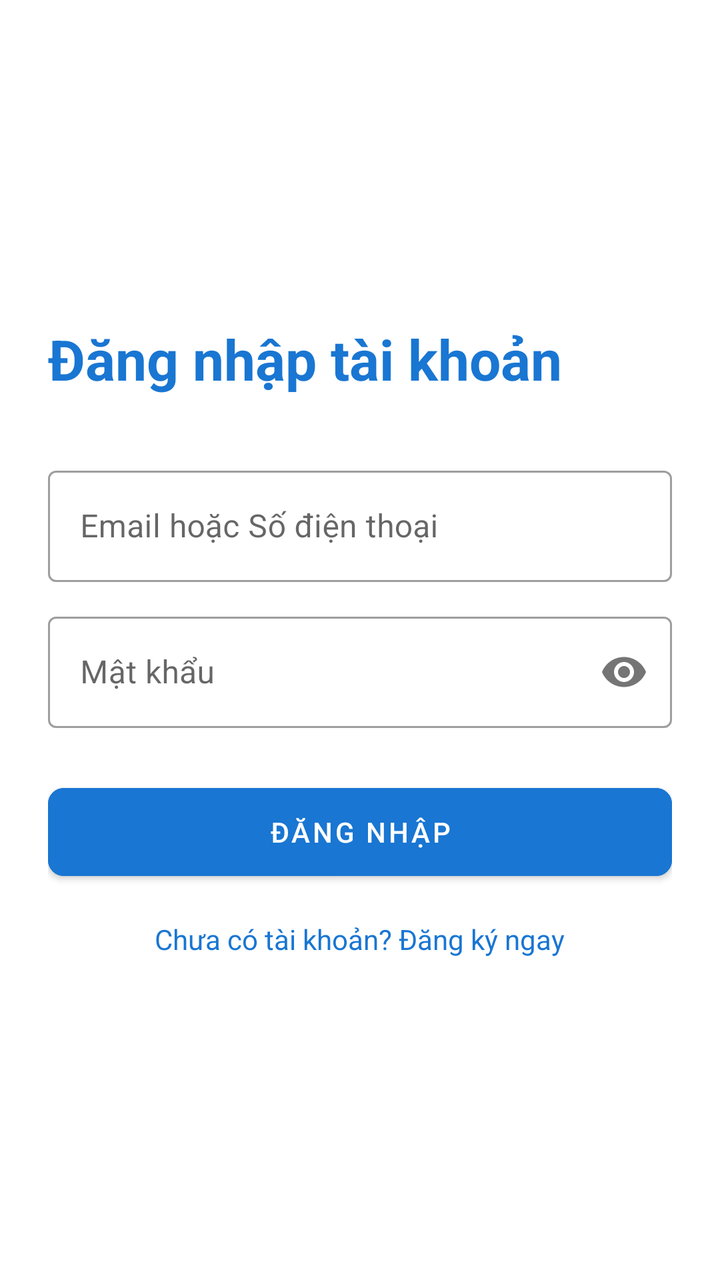
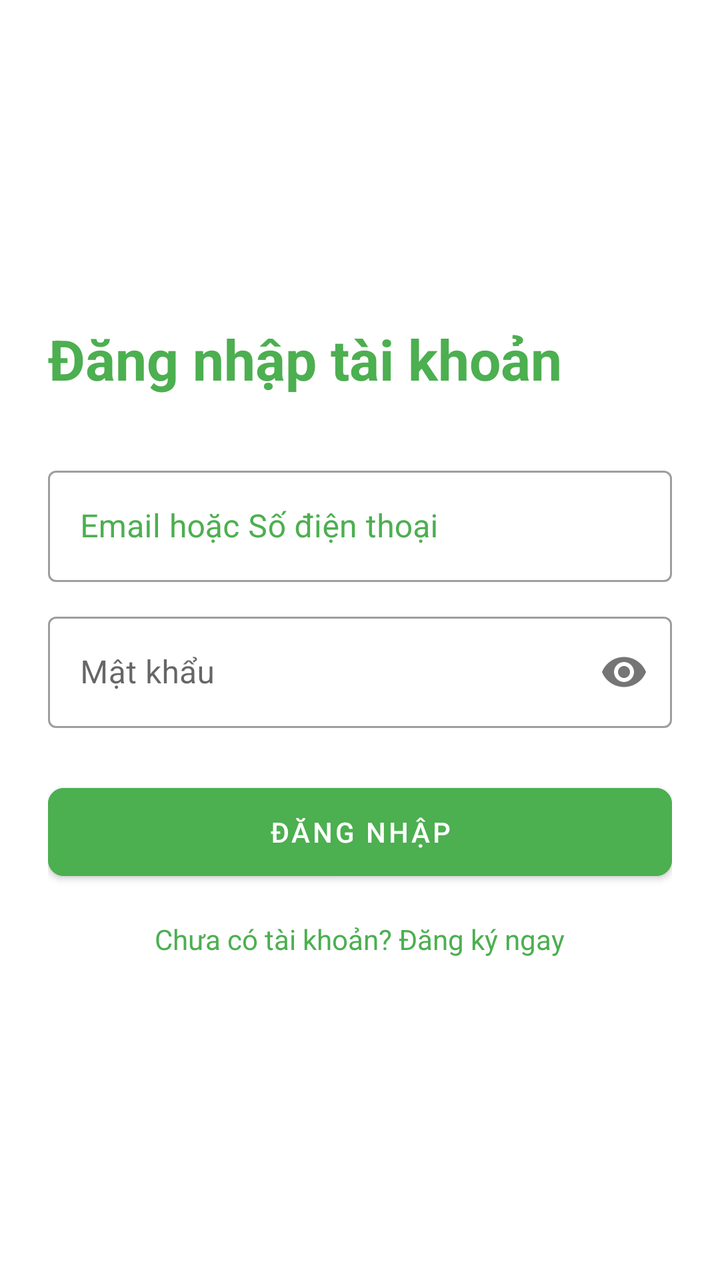

Compare the two renders of this Android layout. The source of the first and the diff that turns it into the second are given below.
<!-- AndroidManifest.xml: application theme Theme.DACS3 -->
<!-- res/layout/activity_login.xml -->
<LinearLayout xmlns:android="http://schemas.android.com/apk/res/android"
    xmlns:app="http://schemas.android.com/apk/res-auto"
    android:layout_width="match_parent"
    android:layout_height="match_parent"
    android:orientation="vertical"
    android:padding="24.dp"
    android:gravity="center_vertical"
    android:background="#FFFFFF">

    <TextView
        android:layout_width="wrap_content"
        android:layout_height="wrap_content"
        android:layout_marginBottom="32.dp"
        android:text="Đăng nhập tài khoản"
        android:textColor="#1976D2"
        android:textSize="28sp"
        android:textStyle="bold" />


    <com.google.android.material.textfield.TextInputLayout
        style="@style/Widget.MaterialComponents.TextInputLayout.OutlinedBox"
        android:layout_width="match_parent"
        android:layout_height="wrap_content"
        android:hint="Email hoặc Số điện thoại"
        android:layout_marginBottom="12.dp">
        <com.google.android.material.textfield.TextInputEditText
            android:id="@+id/etUsername"
            android:layout_width="match_parent"
            android:layout_height="wrap_content" />
    </com.google.android.material.textfield.TextInputLayout>

    <com.google.android.material.textfield.TextInputLayout
        style="@style/Widget.MaterialComponents.TextInputLayout.OutlinedBox"
        android:layout_width="match_parent"
        android:layout_height="wrap_content"
        android:hint="Mật khẩu"
        app:passwordToggleEnabled="true"
        android:layout_marginBottom="24.dp">
        <com.google.android.material.textfield.TextInputEditText
            android:id="@+id/etPassword"
            android:layout_width="match_parent"
            android:layout_height="wrap_content"
            android:inputType="textPassword" />
    </com.google.android.material.textfield.TextInputLayout>

    <Button
        android:id="@+id/btnLogin"
        android:layout_width="match_parent"
        android:layout_height="56dp"
        android:text="ĐĂNG NHẬP"
        android:backgroundTint="#1976D2"
        app:cornerRadius="8.dp" />

    <TextView
        android:id="@+id/tvGoToRegister"
        android:layout_width="wrap_content"
        android:layout_height="wrap_content"
        android:layout_gravity="center"
        android:layout_marginTop="16.dp"
        android:text="Chưa có tài khoản? Đăng ký ngay"
        android:textColor="#1976D2" />
</LinearLayout>
<!-- resources referenced by this layout -->
<resources>
  <style name="Theme.DACS3" parent="Theme.MaterialComponents.Light.NoActionBar">
          ...
      </style>
</resources>

<!-- the commit's change to res/layout/activity_login.xml (unified diff, before → after) -->
@@ -12,7 +12,7 @@
         android:layout_height="wrap_content"
         android:layout_marginBottom="32.dp"
         android:text="Đăng nhập tài khoản"
-        android:textColor="#1976D2"
+        android:textColor="@color/itro_green"
         android:textSize="28sp"
         android:textStyle="bold" />
 
@@ -21,12 +21,16 @@
         style="@style/Widget.MaterialComponents.TextInputLayout.OutlinedBox"
         android:layout_width="match_parent"
         android:layout_height="wrap_content"
+        android:layout_marginBottom="12.dp"
         android:hint="Email hoặc Số điện thoại"
-        android:layout_marginBottom="12.dp">
+        android:textColorHint="@color/itro_green"
+        app:hintTextColor="@color/itro_green">
+
         <com.google.android.material.textfield.TextInputEditText
             android:id="@+id/etUsername"
             android:layout_width="match_parent"
-            android:layout_height="wrap_content" />
+            android:layout_height="wrap_content"
+            android:textColorHint="@color/itro_green" />
     </com.google.android.material.textfield.TextInputLayout>
 
     <com.google.android.material.textfield.TextInputLayout
@@ -47,8 +51,8 @@
         android:id="@+id/btnLogin"
         android:layout_width="match_parent"
         android:layout_height="56dp"
+        android:backgroundTint="@color/itro_green"
         android:text="ĐĂNG NHẬP"
-        android:backgroundTint="#1976D2"
         app:cornerRadius="8.dp" />
 
     <TextView
@@ -58,5 +62,5 @@
         android:layout_gravity="center"
         android:layout_marginTop="16.dp"
         android:text="Chưa có tài khoản? Đăng ký ngay"
-        android:textColor="#1976D2" />
+        android:textColor="@color/itro_green" />
 </LinearLayout>
<!-- resource entries referenced after the edit -->
@@ -1,5 +1,6 @@
 <!-- resources referenced by this layout -->
 <resources>
+  <color name="itro_green">#4CAF50</color>
   <style name="Theme.DACS3" parent="Theme.MaterialComponents.Light.NoActionBar">
           ...
       </style>
